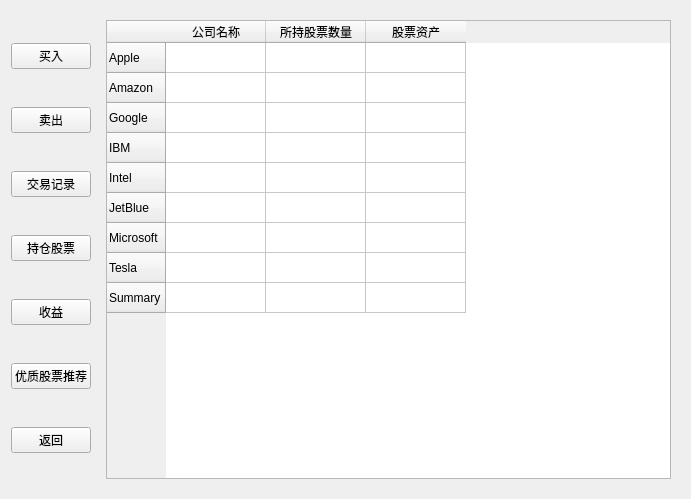
Old version of the form VirtualStock/buyin.ui in the repository Vks-Feng/Nullptr.
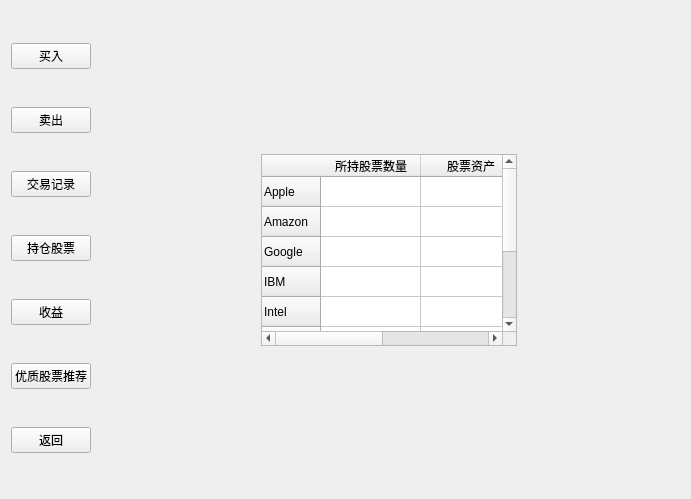
New version of the form. The open tabs and pages were chosen to show the change.

Commit message: complete the function of buyin,sellout,show user's holdings,show user's record , and fix the function of login and register

```diff
--- a/VirtualStock/buyin.ui
+++ b/VirtualStock/buyin.ui
@@ -436,24 +436,34 @@
      </widget>
      <widget class="QWidget" name="PositionPage">
       <layout class="QGridLayout" name="gridLayout_5">
-       <item row="1" column="0">
-        <spacer name="verticalSpacer_5">
+       <item row="0" column="2">
+        <spacer name="verticalSpacer_6">
          <property name="orientation">
           <enum>Qt::Vertical</enum>
          </property>
-         <property name="sizeType">
-          <enum>QSizePolicy::Expanding</enum>
+         <property name="sizeHint" stdset="0">
+          <size>
+           <width>20</width>
+           <height>40</height>
+          </size>
          </property>
+        </spacer>
+       </item>
+       <item row="1" column="3">
+        <spacer name="horizontalSpacer_2">
+         <property name="orientation">
+          <enum>Qt::Horizontal</enum>
+         </property>
          <property name="sizeHint" stdset="0">
           <size>
-           <width>0</width>
-           <height>160</height>
+           <width>40</width>
+           <height>20</height>
           </size>
          </property>
         </spacer>
        </item>
-       <item row="1" column="1">
-        <widget class="QTableWidget" name="tableWidget">
+       <item row="1" column="2">
+        <widget class="QTableWidget" name="holdingTable">
          <row>
           <property name="text">
            <string>Apple</string>
@@ -499,11 +509,6 @@
            <string>Summary</string>
           </property>
          </row>
-         <column>
-          <property name="text">
-           <string>公司名称</string>
-          </property>
-         </column>
          <column>
           <property name="text">
            <string>所持股票数量</string>
@@ -516,6 +521,48 @@
          </column>
         </widget>
        </item>
+       <item row="1" column="1">
+        <spacer name="verticalSpacer_5">
+         <property name="orientation">
+          <enum>Qt::Vertical</enum>
+         </property>
+         <property name="sizeType">
+          <enum>QSizePolicy::Expanding</enum>
+         </property>
+         <property name="sizeHint" stdset="0">
+          <size>
+           <width>0</width>
+           <height>160</height>
+          </size>
+         </property>
+        </spacer>
+       </item>
+       <item row="1" column="0">
+        <spacer name="horizontalSpacer">
+         <property name="orientation">
+          <enum>Qt::Horizontal</enum>
+         </property>
+         <property name="sizeHint" stdset="0">
+          <size>
+           <width>40</width>
+           <height>20</height>
+          </size>
+         </property>
+        </spacer>
+       </item>
+       <item row="2" column="2">
+        <spacer name="verticalSpacer_7">
+         <property name="orientation">
+          <enum>Qt::Vertical</enum>
+         </property>
+         <property name="sizeHint" stdset="0">
+          <size>
+           <width>20</width>
+           <height>40</height>
+          </size>
+         </property>
+        </spacer>
+       </item>
       </layout>
      </widget>
      <widget class="QWidget" name="IncomePage">
```
Left out of the diff: 84 changed lines with no effect on the pictures. The commit also changes 20 other files.
